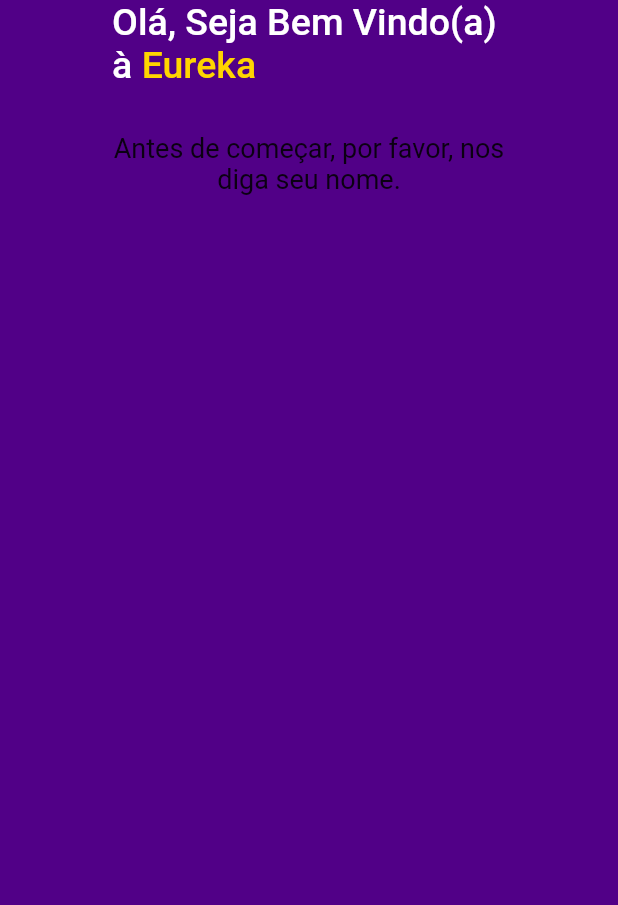
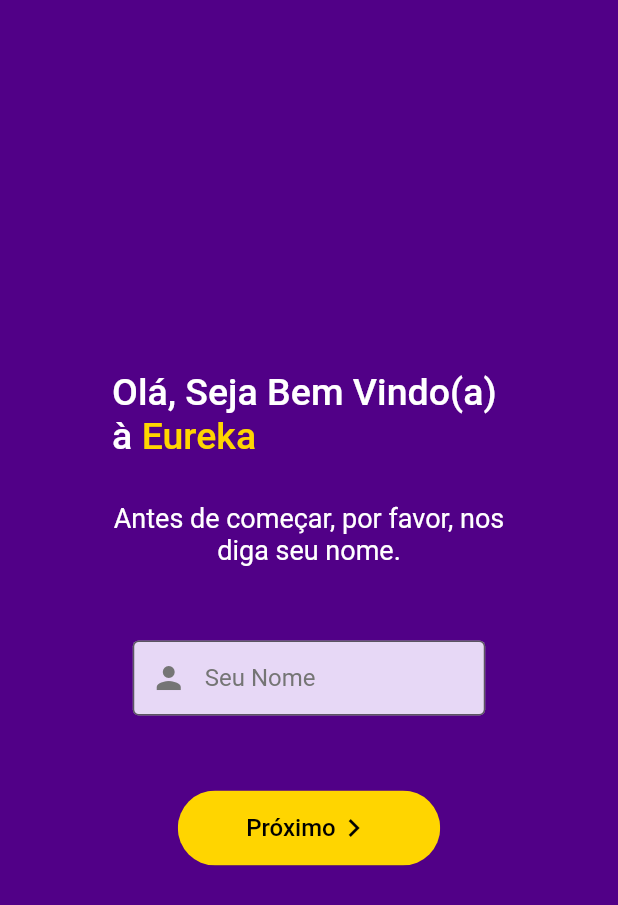
Before and after one commit to JoaoSinixtro/Eureka_App, a Flutter app: the screen it shows after launch, on a phone screen of 412 x 824 dp. Shown: the top 905 px of the screen. Run offline on Flutter 3.47's test engine with Material 2 defaults, Android fonts, the light colour scheme and no system bars.

Commit message:
finishing design of name_ser_page

```diff
--- a/lib/pages/name_user_page.dart
+++ b/lib/pages/name_user_page.dart
@@ -1,11 +1,8 @@
 import 'package:eureka_app/components/welcome_text.dart';
 import 'package:flutter/material.dart';
+import 'package:eureka_app/pages/pronoun_user_page.dart';
 
 class NameScreen extends StatefulWidget {
-  const NameScreen({Key? key}) : super(key: key);
-
-  String name = '';
-
   @override
   _NameScreenState createState() => _NameScreenState();
 }
@@ -17,22 +14,99 @@
       backgroundColor: Color(0xFF510087),
       body: Center(
         child: Column(
+          mainAxisAlignment: MainAxisAlignment.center,
           children: [
             WelcomeText(),
-            SizedBox(
-              height: 30,
-            ),
-            Text(
-              'Antes de começar, por favor, nos \ndiga seu nome.',
-              textAlign: TextAlign.center,
-              style: TextStyle(
-                fontWeight: FontWeight.w400,
-                fontSize: 18,
-              ),
-            )
+            SizedBox(height: 30),
+            _descriptionText(),
+            SizedBox(height: 50),
+            _inputName(),
+            SizedBox(height: 50),
+            _button(),
           ],
         ),
       ),
     );
   }
+
+  Widget _descriptionText() {
+    return Text(
+      'Antes de começar, por favor, nos \ndiga seu nome.',
+      textAlign: TextAlign.center,
+      style: TextStyle(
+        color: Colors.white,
+        fontWeight: FontWeight.w400,
+        fontSize: 18,
+      ),
+    );
+  }
+
+  Widget _inputName() {
+    String name = '';
+
+    return Container(
+      height: 50,
+      width: 235,
+      child: TextField(
+        onChanged: (nameOfUser) {
+          name = nameOfUser;
+        },
+        decoration: InputDecoration(
+          focusColor: Color(0xFFFFD500),
+          border: OutlineInputBorder(),
+          focusedBorder: OutlineInputBorder(),
+          labelText: 'Seu Nome',
+          labelStyle: TextStyle(
+            color: Colors.grey[600],
+          ),
+          filled: true,
+          fillColor: Color(0xFFE7D8F6),
+          prefixIcon: Icon(
+            Icons.person,
+            color: Colors.grey[600],
+          ),
+        ),
+      ),
+    );
+  }
+
+  Widget _button() {
+    return ClipRRect(
+      borderRadius: BorderRadius.all(
+        Radius.circular(50),
+      ),
+      child: Container(
+        width: 175,
+        height: 50,
+        child: ElevatedButton(
+          onPressed: () {
+            Navigator.of(context).push(
+              MaterialPageRoute(
+                builder: (context) => PronounScreen(),
+              ),
+            );
+          },
+          child: Row(
+            mainAxisAlignment: MainAxisAlignment.center,
+            children: [
+              Text(
+                'Próximo',
+                style: TextStyle(
+                  color: Color(0xFF000000),
+                  fontSize: 16,
+                ),
+              ),
+              Icon(
+                Icons.keyboard_arrow_right,
+                color: Colors.black,
+              )
+            ],
+          ),
+          style: ElevatedButton.styleFrom(
+            primary: Color(0xFFFFD500),
+          ),
+        ),
+      ),
+    );
+  }
 }
```
